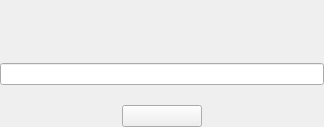
Qt form guardata/client/gui/forms/input_widget.ui (bitlogik/guardata) before a commit.
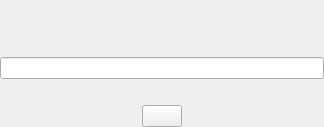
The same form after that commit.

Commit message: Change input window

The edit to the form file:
```diff
--- a/guardata/client/gui/forms/input_widget.ui
+++ b/guardata/client/gui/forms/input_widget.ui
@@ -93,29 +93,30 @@
       <enum>Qt::Vertical</enum>
      </property>
      <property name="sizeType">
-      <enum>QSizePolicy::Preferred</enum>
+      <enum>QSizePolicy::Fixed</enum>
      </property>
      <property name="sizeHint" stdset="0">
       <size>
        <width>20</width>
-       <height>10</height>
+       <height>16</height>
       </size>
      </property>
     </spacer>
    </item>
-   <item>
-    <layout class="QHBoxLayout" name="horizontalLayout_2">
-     <item>
+   <item alignment="Qt::AlignHCenter">
       <widget class="QPushButton" name="button_ok">
+     <property name="enabled">
+      <bool>true</bool>
+     </property>
        <property name="sizePolicy">
-        <sizepolicy hsizetype="Preferred" vsizetype="Preferred">
+      <sizepolicy hsizetype="Expanding" vsizetype="Fixed">
          <horstretch>0</horstretch>
          <verstretch>0</verstretch>
         </sizepolicy>
        </property>
        <property name="maximumSize">
         <size>
-         <width>80</width>
+       <width>16777215</width>
          <height>16777215</height>
         </size>
        </property>
@@ -126,8 +127,6 @@
         <string/>
        </property>
       </widget>
-     </item>
-    </layout>
    </item>
   </layout>
  </widget>
```
Lines whose indentation alone changed are shown as unchanged. The commit also changes 1 other file.
